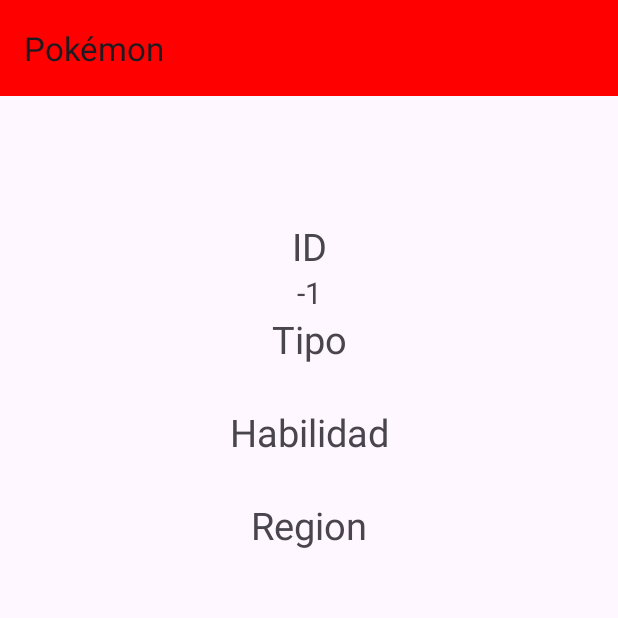
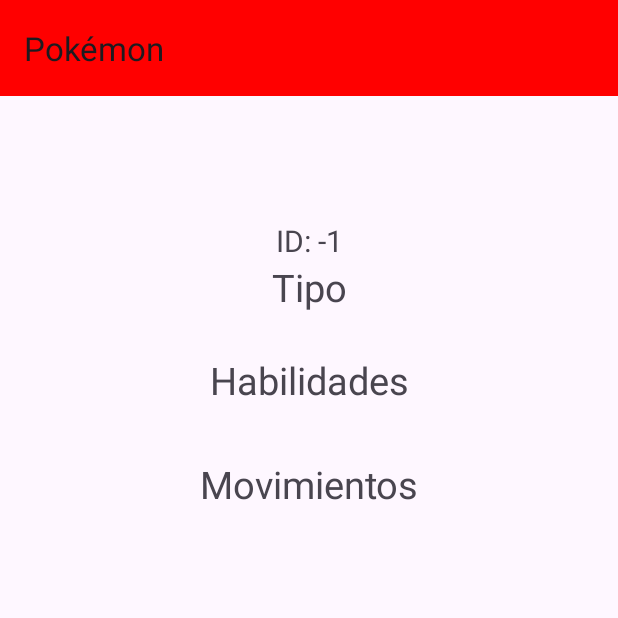
Before and after one commit to JoelFnz/Grupo_ARTP2024, an Android app: the PokeDetallesActivity screen opened directly, with no data from a screen before it, on a phone screen of 412 x 824 dp, the top half of it. Run offline under Robolectric (Android 15) with nearby library versions, the phone set to English and light mode, and no system bars.

Commit message:
Cambios en pokeDetalles

```diff
--- a/app/src/main/java/com/example/grupoar_tp2024/activities/MainActivity.kt
+++ b/app/src/main/java/com/example/grupoar_tp2024/activities/MainActivity.kt
@@ -12,7 +12,6 @@ import androidx.core.view.ViewCompat
 import androidx.core.view.WindowInsetsCompat
 import androidx.recyclerview.widget.RecyclerView
 import com.example.grupoar_tp2024.recycleView.PokemonAdapter
-import com.example.grupoar_tp2024.recycleView.Pokemones
 import com.example.grupoar_tp2024.R
 import com.example.grupoar_tp2024.apiRest.IPokemonApi
 import com.example.grupoar_tp2024.apiRest.PokemonDTO
@@ -55,6 +54,8 @@ class MainActivity : AppCompatActivity() {
             // Actualiza la lista en el adaptador
             pokemonAdapter.updateData(pokemons)
         }
+
+
     }
 
     override fun onCreateOptionsMenu(menu: Menu?): Boolean {
--- a/app/src/main/java/com/example/grupoar_tp2024/activities/PokeDetallesActivity.kt
+++ b/app/src/main/java/com/example/grupoar_tp2024/activities/PokeDetallesActivity.kt
@@ -13,14 +13,6 @@ import com.example.grupoar_tp2024.R
 
 class PokeDetallesActivity : AppCompatActivity() {
 
-    lateinit var txtNombre: TextView
-    lateinit var etId: TextView
-    lateinit var txtTipo: TextView
-    lateinit var txtMovimiento: TextView
-    lateinit var txtRegion: TextView
-
-    lateinit var toolbar: Toolbar
-
     @SuppressLint("MissingInflatedId")
     override fun onCreate(savedInstanceState: Bundle?) {
         super.onCreate(savedInstanceState)
@@ -32,27 +24,22 @@ class PokeDetallesActivity : AppCompatActivity() {
             insets
         }
 
-        toolbar=findViewById(R.id.toolbar)
+        val toolbar: Toolbar = findViewById(R.id.toolbar)
         setSupportActionBar(toolbar)
         supportActionBar!!.title= resources.getString(R.string.titulo)
 
-        txtNombre=findViewById(R.id.txtNombre)
-        etId=findViewById(R.id.etId)
-        txtTipo=findViewById(R.id.txtTipo)
-        txtMovimiento=findViewById(R.id.txtMovimiento)
-        txtRegion=findViewById(R.id.txtRegion)
+        val txtNombre: TextView = findViewById(R.id.txtNombre)
+        val etId: TextView = findViewById(R.id.etId)
+        val txtTipo: TextView = findViewById(R.id.txtTipo)
+        val txtMovimiento: TextView = findViewById(R.id.txtMovimiento)
+        val txtHabilidades: TextView = findViewById(R.id.txtHabilidades)
 
-        val nombre = intent.getStringExtra("nombre")
-        val id = intent.getIntExtra("id", -1)
-        val tipo= intent.getStringExtra("tipo")
-        val movimientos = intent.getStringExtra("movimientos")
-        val region = intent.getStringExtra("region")
-
-        txtNombre.text = nombre
-        etId.text = id.toString()
-        txtTipo.text = tipo
-        txtMovimiento.text = movimientos
-        txtRegion.text = region
+        txtNombre.text = intent.getStringExtra("nombre")
+        etId.text = "ID: ${intent.getIntExtra("id", -1)}"
+        txtTipo.text = intent.getStringExtra("tipo")
+        txtMovimiento.text = intent.getStringExtra("movimientos")
+        txtHabilidades.text = intent.getStringExtra("habilidades")
+        //txtRegion.text = region
 
     }
 }
--- a/app/src/main/res/layout/activity_login.xml
+++ b/app/src/main/res/layout/activity_login.xml
@@ -93,11 +93,5 @@
 
     </LinearLayout>
 
-    <TextView
-        android:layout_width="match_parent"
-        android:layout_height="wrap_content"
-        android:text = "Esto deberia tener info de un pokemon"
-        android:id = "@+id/pokemon"
-        />
 
 </LinearLayout>
--- a/app/src/main/res/layout/activity_poke_detalles.xml
+++ b/app/src/main/res/layout/activity_poke_detalles.xml
@@ -1,13 +1,17 @@
 <?xml version="1.0" encoding="utf-8"?>
-<LinearLayout xmlns:android="http://schemas.android.com/apk/res/android"
+<ScrollView xmlns:android="http://schemas.android.com/apk/res/android"
     xmlns:app="http://schemas.android.com/apk/res-auto"
     xmlns:tools="http://schemas.android.com/tools"
     android:id="@+id/main"
     android:layout_width="match_parent"
     android:layout_height="match_parent"
     tools:context=".activities.PokeDetallesActivity"
-    android:orientation="vertical"
     >
+
+    <LinearLayout
+        android:layout_width="match_parent"
+        android:layout_height="wrap_content"
+        android:orientation="vertical">
 
     <include
         android:id="@+id/toolbar"
@@ -23,15 +27,8 @@
         />
 
     <TextView
-        android:layout_width="match_parent"
-        android:layout_height="wrap_content"
+        android:id="@+id/etId"
         android:text="ID"
-        android:gravity="center_horizontal"
-        android:textSize="25sp"
-        />
-
-    <TextView
-        android:id="@+id/etId"
         android:layout_width="match_parent"
         android:layout_height="wrap_content"
         android:textSize="20sp"
@@ -57,9 +54,25 @@
     <TextView
         android:layout_width="match_parent"
         android:layout_height="wrap_content"
-        android:text="Habilidad"
         android:gravity="center_horizontal"
         android:textSize="25sp"
+        android:text = "Habilidades"
+        />
+
+    <TextView
+        android:id="@+id/txtHabilidades"
+        android:layout_width="match_parent"
+        android:layout_height="wrap_content"
+        android:gravity="center_horizontal"
+        android:textSize="25sp"
+        />
+
+    <TextView
+        android:layout_width="match_parent"
+        android:layout_height="wrap_content"
+        android:gravity="center_horizontal"
+        android:textSize="25sp"
+        android:text ="Movimientos"
         />
 
     <TextView
@@ -70,20 +83,6 @@
         android:gravity="center_horizontal"
         />
 
-    <TextView
-        android:layout_width="match_parent"
-        android:layout_height="wrap_content"
-        android:text="Region"
-        android:gravity="center_horizontal"
-        android:textSize="25sp"
-        />
+    </LinearLayout>
 
-    <TextView
-        android:id="@+id/txtRegion"
-        android:layout_width="match_parent"
-        android:layout_height="wrap_content"
-        android:textSize="20sp"
-        android:gravity="center_horizontal"
-        />
-
-</LinearLayout>
+</ScrollView>
```
Also changed, not shown: app/src/main/java/com/example/grupoar_tp2024/activities/Login.kt (+0 -13 lines), app/src/main/java/com/example/grupoar_tp2024/apiRest/PokemonDTO.kt (+74 -9 lines), app/src/main/java/com/example/grupoar_tp2024/recycleView/PokemonAdapter.kt (+6 -1 lines), app/src/main/java/com/example/grupoar_tp2024/recycleView/Pokemones.kt (deleted, +0 -12 lines).
